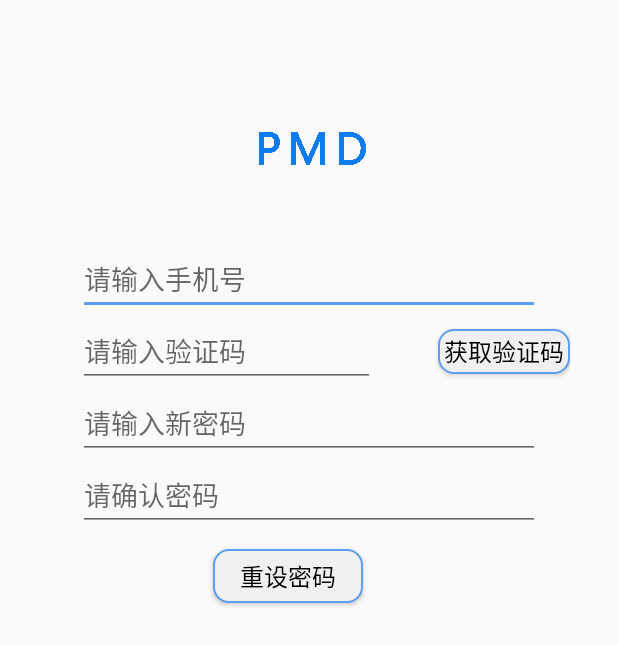
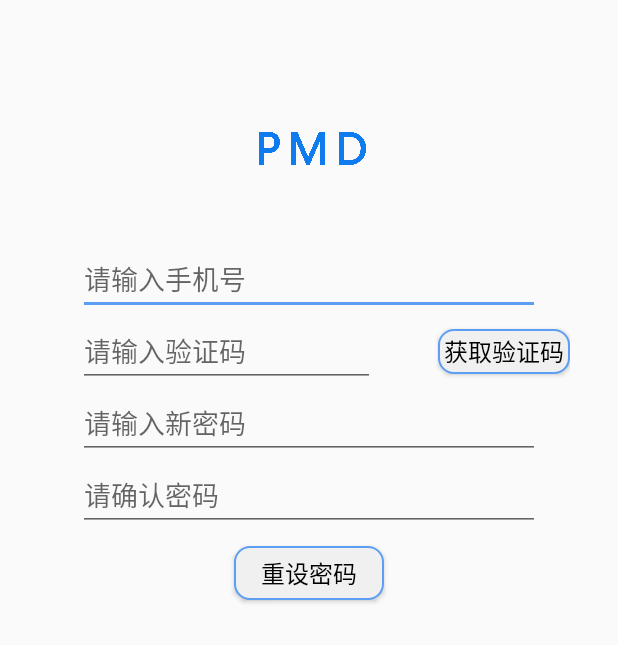
Before and after one commit to cnlkl/put-me-down, an Android app: the ForgotPasswordActivity screen opened directly, with no data from a screen before it, on a phone screen of 412 x 824 dp. Shown: the top 645 px of the screen. Run offline under Robolectric (Android 15) with nearby library versions, the phone set to English and light mode, and no system bars; libraries missing offline, so code that uses them is left out: com.rengwuxian.materialedittext; plain views replace MaterialEditText.

Commit message:
界面的修改和跳转的完善

```diff
--- a/app/src/main/res/layout/activity_forgot_password_table.xml
+++ b/app/src/main/res/layout/activity_forgot_password_table.xml
@@ -65,7 +65,6 @@
             app:met_floatingLabel="normal"
             app:met_floatingLabelText="验证码"
             app:met_singleLineEllipsis="true"
-            app:met_maxCharacters="16"
             />
         <Button
             android:id="@+id/get_checknum"
@@ -98,14 +97,16 @@
             app:met_floatingLabel="normal"
             app:met_floatingLabelText="新密码"
             app:met_singleLineEllipsis="true"
+            app:met_maxCharacters="16"
+            android:inputType="textPassword"
             />
             </LinearLayout>
 
 
-                <LinearLayout xmlns:android="http://schemas.android.com/apk/res/android"
-                    android:layout_width="fill_parent"
-                    android:layout_height="wrap_content"
-                    android:orientation="horizontal">
+    <LinearLayout xmlns:android="http://schemas.android.com/apk/res/android"
+            android:layout_width="fill_parent"
+            android:layout_height="wrap_content"
+            android:orientation="horizontal">
 
 
         <com.rengwuxian.materialedittext.MaterialEditText
@@ -121,13 +122,15 @@
             app:met_floatingLabel="normal"
             app:met_floatingLabelText="确认密码"
             app:met_singleLineEllipsis="true"
+            app:met_maxCharacters="16"
+            android:inputType="textPassword"
             />
                 </LinearLayout>
 
     <LinearLayout xmlns:android="http://schemas.android.com/apk/res/android"
         android:layout_width="fill_parent"
         android:layout_height="wrap_content"
-        android:orientation="horizontal">
+        android:orientation="vertical">
 
         <Button
             android:id="@+id/forgot_password_submit"
@@ -136,7 +139,6 @@
             android:background="@drawable/base_button_k"
             android:textColor="@color/black"
             android:layout_gravity="center"
-            android:layout_marginLeft="110dp"
             android:layout_marginBottom="5dp"
             android:textSize="16dp"
             android:text="重设密码"
--- a/app/src/main/res/layout/activity_login.xml
+++ b/app/src/main/res/layout/activity_login.xml
@@ -71,6 +71,7 @@
     </LinearLayout>
 
     <at.markushi.ui.CircleButton
+        android:id="@+id/login"
         android:layout_width="40dp"
         android:layout_height="40dp"
         android:layout_gravity="center"
```
Also changed, not shown: app/src/main/AndroidManifest.xml (+7 -5 lines), app/src/main/java/com/fzuclover/putmedown/features/login/LoginActivity.java (+14 -0 lines), app/src/main/java/com/fzuclover/putmedown/features/register/RegisterActivity.java (+5 -5 lines), app/src/main/res/layout/activity_register_table.xml (+6 -3 lines), app/src/main/res/mipmap-hdpi/logo.jpg (deleted), app/src/main/res/mipmap-hdpi/logo.png (added), app/src/main/res/mipmap-mdpi/logo.png (added), app/src/main/res/mipmap-xhdpi/logo.png (added), app/src/main/res/mipmap-xxhdpi/logo.png (added), app/src/main/res/mipmap-xxxhdpi/logo.png (added).
